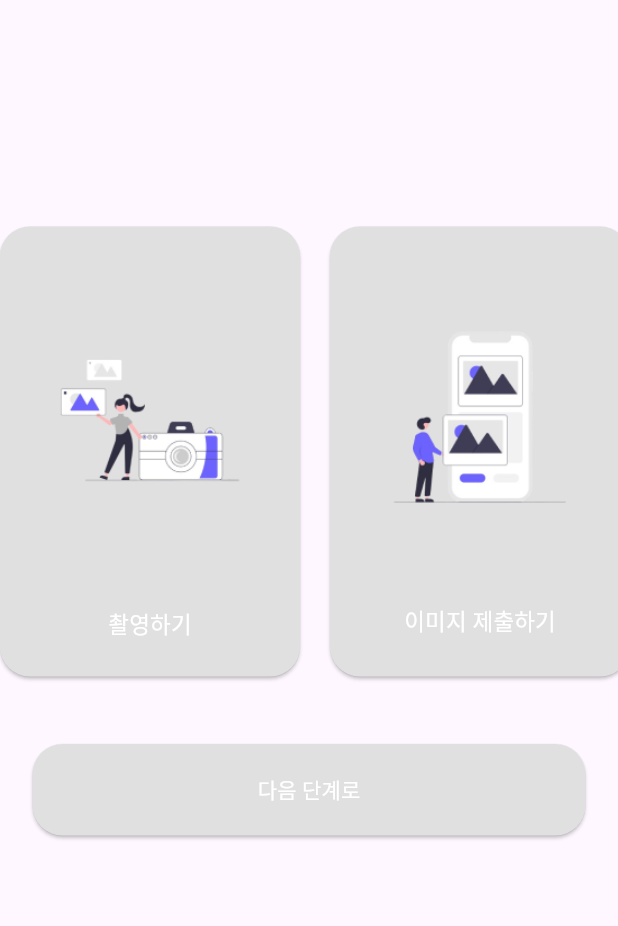
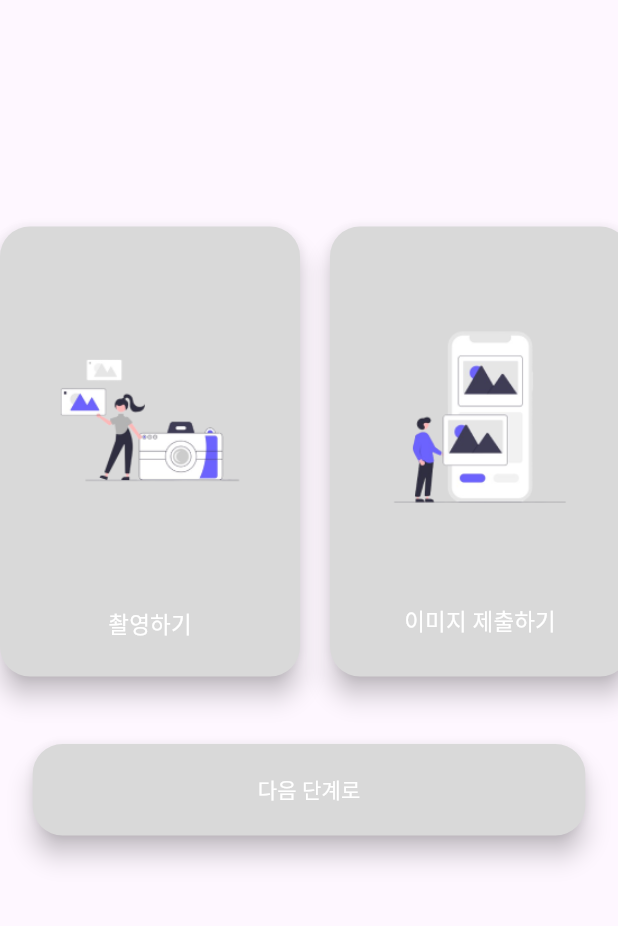
Before and after one commit to brainprotect/FrontEnd-, a Flutter app: the CameraPage screen opened directly, on a phone screen of 412 x 824 dp, the part 84-1010 px from its top. Run offline on Flutter 3.47's test engine with Material 3 defaults, Android fonts, the phone set to English and light mode, and no system bars; our stand-ins replace carousel_slider, google_maps_flutter, image_picker; missing offline and left inert: dialog_flowtter; project files that could hold a hidden picture were left out.

Commit message:
카메라 팝업페이지 최종(1)

```diff
--- a/lib/CameraPage.dart
+++ b/lib/CameraPage.dart
@@ -14,9 +14,9 @@ class _CameraPageState extends State<CameraPage> {
   final GlobalKey<ScaffoldState> _scaffoldKey = GlobalKey<ScaffoldState>();
   final List<Uint8List> _userImages = [];
 
-  Color? cameraButtonColor = Colors.grey[300];
-  Color? galleryButtonColor = Colors.grey[300];
-  Color? nextButtonColor = Colors.grey[300];
+  Color? cameraButtonColor = Color(0xFFD9D9D9);
+  Color? galleryButtonColor = Color(0xFFD9D9D9);
+  Color? nextButtonColor = Color(0xFFD9D9D9);
 
   // 이미지를 가져오는 함수
   Future<void> _pickImage(ImageSource source) async {
@@ -68,10 +68,11 @@ class _CameraPageState extends State<CameraPage> {
                         ),
                         fixedSize: Size(200, 300),
                         primary: cameraButtonColor,
+                        elevation: 7, // 음영 높이 설정
                       ),
                       onHover: (isHovering) {
                         setState(() {
-                          cameraButtonColor = isHovering ? Colors.blue : Colors.grey[300];
+                          cameraButtonColor = isHovering ? Color(0xFF6C63FE) : Color(0xFFD9D9D9);
                         });
                       },
                       child: Column(
@@ -112,10 +113,11 @@ class _CameraPageState extends State<CameraPage> {
                         ),
                         fixedSize: Size(200, 300),
                         primary: galleryButtonColor,
+                        elevation: 7, // 음영 높이 설정
                       ),
                       onHover: (isHovering) {
                         setState(() {
-                          galleryButtonColor = isHovering ? Colors.blue : Colors.grey[300];
+                          galleryButtonColor = isHovering ? Color(0xFF6C63FE) : Color(0xFFD9D9D9);
                         });
                       },
                       child: Column(
@@ -160,10 +162,11 @@ class _CameraPageState extends State<CameraPage> {
                 ),
                 padding: EdgeInsets.symmetric(horizontal: 150, vertical: 20), // 버튼 크기 조절
                 primary: nextButtonColor,
+                elevation: 7, // 음영 높이 설정
               ),
               onHover: (isHovering) {
                 setState(() {
-                  nextButtonColor = isHovering ? Colors.blue : Colors.grey[300];
+                  nextButtonColor = isHovering ? Color(0xFF6C63FE) : Color(0xFFD9D9D9);
                 });
               },
               child: Text(
```
